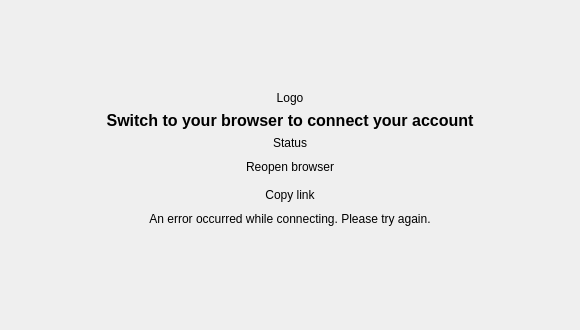
First picture: the form in src/gui/wizard/flow2authwidget.ui, repository arifulislamat/nextcloud-desktop-sync, before the edit.
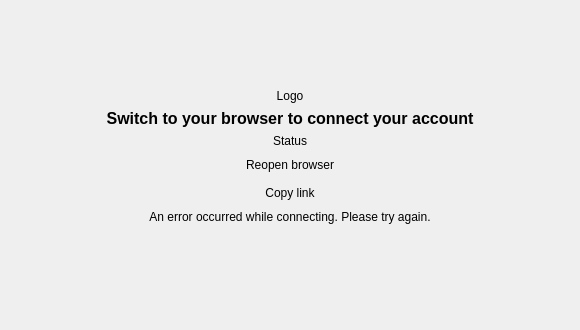
Second picture: the form after the edit.

The edit to the form file:
```diff
--- a/src/gui/wizard/flow2authwidget.ui
+++ b/src/gui/wizard/flow2authwidget.ui
@@ -32,7 +32,7 @@
       <enum>Qt::Vertical</enum>
      </property>
      <property name="sizeType">
-      <enum>QSizePolicy::Minimum</enum>
+      <enum>QSizePolicy::Expanding</enum>
      </property>
      <property name="sizeHint" stdset="0">
       <size>
@@ -42,6 +42,14 @@
      </property>
     </spacer>
    </item>
+   <item>
+    <layout class="QVBoxLayout" name="verticalLayout_3">
+     <property name="topMargin">
+      <number>0</number>
+     </property>
+     <property name="bottomMargin">
+      <number>0</number>
+     </property>
    <item>
     <widget class="QLabel" name="logoLabel">
      <property name="text">
@@ -81,7 +89,7 @@
       <set>Qt::AlignCenter</set>
      </property>
      <property name="margin">
-      <number>8</number>
+        <number>0</number>
      </property>
     </widget>
    </item>
@@ -162,6 +170,11 @@
     </widget>
    </item>
    <item>
+      <layout class="QHBoxLayout" name="progressLayout"/>
+     </item>
+    </layout>
+   </item>
+   <item>
     <spacer name="verticalSpacer_2">
      <property name="orientation">
       <enum>Qt::Vertical</enum>
@@ -185,7 +198,7 @@
      <property name="sizeHint" stdset="0">
       <size>
        <width>20</width>
-       <height>107</height>
+       <height>80</height>
       </size>
      </property>
     </spacer>
```
Left out of the diff: 3 changed lines with no effect on the pictures. Lines whose indentation alone changed are shown as unchanged.
